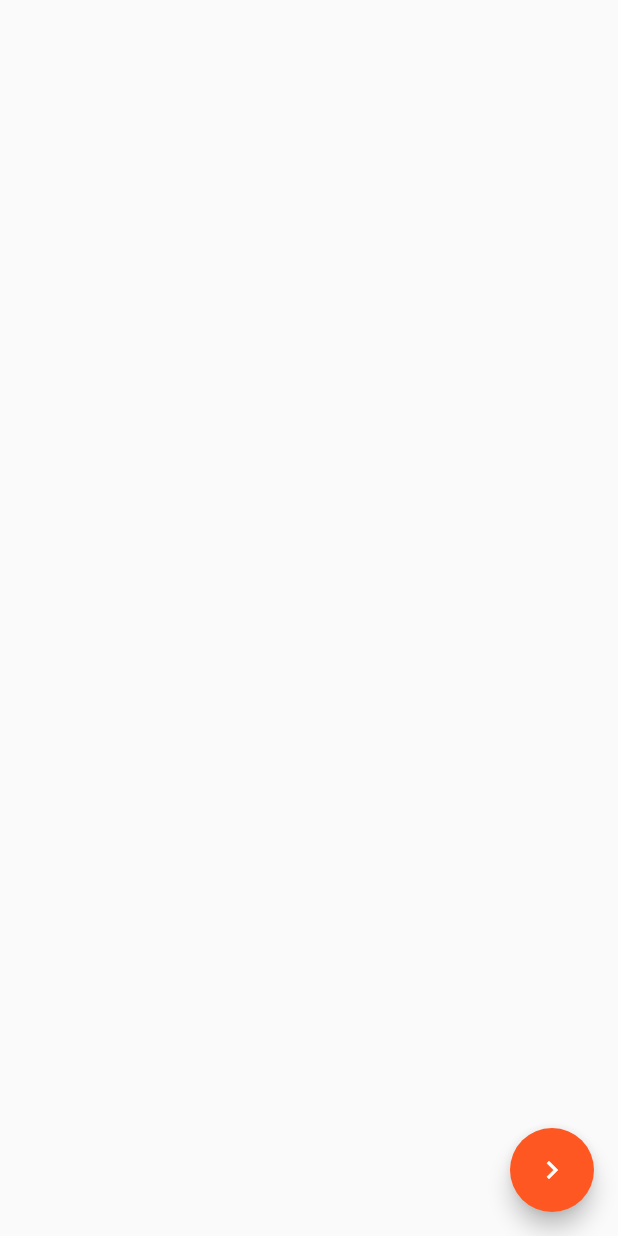
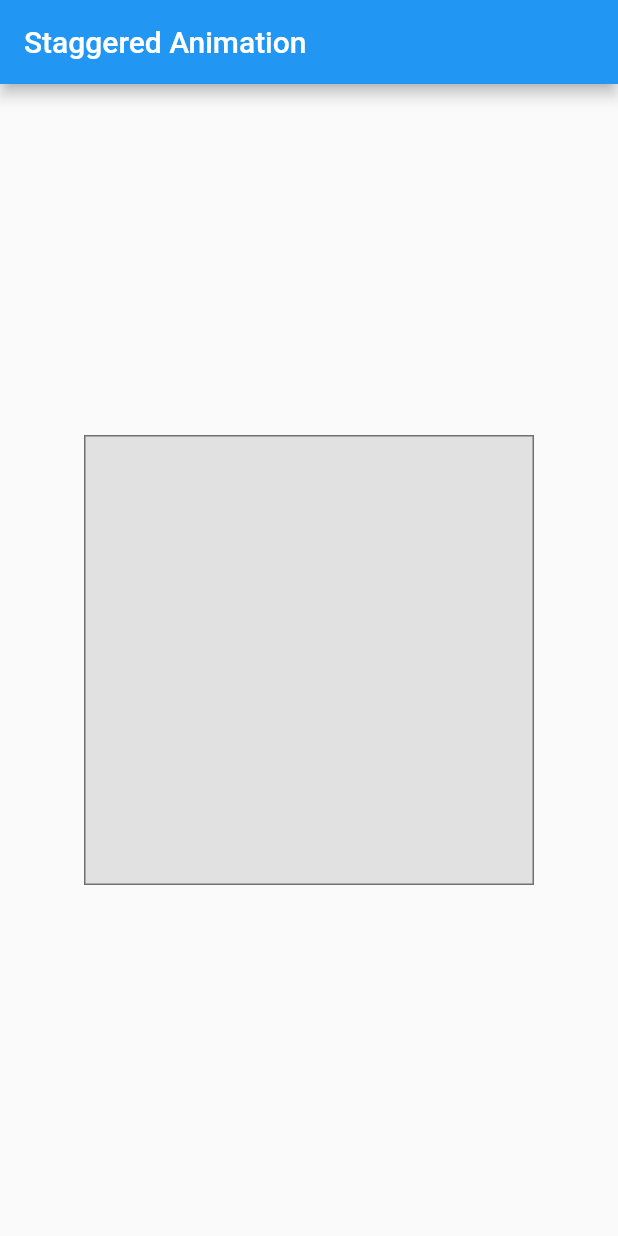
Before and after one commit to Daeon97/basic_animation, a Flutter app: the screen it shows after launch, on a phone screen of 412 x 824 dp. Run offline on Flutter 3.47's test engine with Material 2 defaults, Android fonts, the phone set to English and light mode, and no system bars.

Commit message:
Implemented staggered animation

```diff
--- a/lib/app.dart
+++ b/lib/app.dart
@@ -7,7 +7,7 @@ class App extends StatelessWidget {
   @override
   Widget build(BuildContext context) => MaterialApp(
         title: 'Custom Page Transitions',
-        home: const FirstScreen(),
+        home: const StaggerDemoScreen(),
         theme: ThemeData.light().copyWith(
           floatingActionButtonTheme: const FloatingActionButtonThemeData(
             backgroundColor: Colors.deepOrange,
--- a/lib/screens/first_screen.dart
+++ /dev/null
@@ -1,36 +0,0 @@
-import 'package:flutter/material.dart';
-import 'second_screen.dart';
-
-class FirstScreen extends StatefulWidget {
-  const FirstScreen({Key? key}) : super(key: key);
-
-  @override
-  State<FirstScreen> createState() => _FirstScreenState();
-}
-
-class _FirstScreenState extends State<FirstScreen> {
-  @override
-  Widget build(BuildContext context) {
-    return Scaffold(
-      floatingActionButton: FloatingActionButton(
-        onPressed: () {
-          Navigator.of(context).push(
-            PageRouteBuilder(
-              pageBuilder: (context, animation, secondaryAnimation) {
-                return SecondScreen(
-                  transitionAnimation: animation,
-                );
-              },
-              transitionDuration: const Duration(
-                seconds: 1,
-              ),
-            ),
-          );
-        },
-        child: const Icon(
-          Icons.keyboard_arrow_right,
-        ),
-      ),
-    );
-  }
-}
--- a/lib/screens/screens.dart
+++ b/lib/screens/screens.dart
@@ -1,2 +1 @@
-export 'first_screen.dart';
-export 'second_screen.dart';
+export 'stagger_demo_screen.dart';
--- /dev/null
+++ b/lib/screens/stagger_demo_screen.dart
@@ -0,0 +1,180 @@
+import 'package:flutter/material.dart';
+
+class StaggerDemoScreen extends StatefulWidget {
+  const StaggerDemoScreen({super.key});
+
+  @override
+  State<StaggerDemoScreen> createState() => _StaggerDemoScreenState();
+}
+
+class _StaggerDemoScreenState extends State<StaggerDemoScreen>
+    with TickerProviderStateMixin {
+  late AnimationController controller;
+  late Animation<double> opacity;
+  late Animation<double> width;
+  late Animation<double> height;
+  late Animation<EdgeInsets> padding;
+  late Animation<BorderRadius?> borderRadius;
+  late Animation<Color?> color;
+
+  @override
+  void initState() {
+    super.initState();
+
+    controller = AnimationController(
+      duration: const Duration(
+        milliseconds: 2000,
+      ),
+      vsync: this,
+    );
+
+    opacity = Tween<double>(
+      begin: 0.0,
+      end: 1.0,
+    ).animate(
+      CurvedAnimation(
+        parent: controller,
+        curve: const Interval(
+          0.0,
+          0.100,
+          curve: Curves.ease,
+        ),
+      ),
+    );
+    width = Tween<double>(
+      begin: 50.0,
+      end: 150.0,
+    ).animate(
+      CurvedAnimation(
+        parent: controller,
+        curve: const Interval(
+          0.125,
+          0.250,
+          curve: Curves.ease,
+        ),
+      ),
+    );
+    height = Tween<double>(
+      begin: 50.0,
+      end: 150.0,
+    ).animate(
+      CurvedAnimation(
+        parent: controller,
+        curve: const Interval(
+          0.250,
+          0.375,
+          curve: Curves.ease,
+        ),
+      ),
+    );
+    padding = EdgeInsetsTween(
+      begin: const EdgeInsets.only(bottom: 16.0),
+      end: const EdgeInsets.only(bottom: 75.0),
+    ).animate(
+      CurvedAnimation(
+        parent: controller,
+        curve: const Interval(
+          0.250,
+          0.375,
+          curve: Curves.ease,
+        ),
+      ),
+    );
+    borderRadius = BorderRadiusTween(
+      begin: BorderRadius.circular(4.0),
+      end: BorderRadius.circular(75.0),
+    ).animate(
+      CurvedAnimation(
+        parent: controller,
+        curve: const Interval(
+          0.375,
+          0.500,
+          curve: Curves.ease,
+        ),
+      ),
+    );
+    color = ColorTween(
+      begin: Colors.indigo[100],
+      end: Colors.orange[400],
+    ).animate(
+      CurvedAnimation(
+        parent: controller,
+        curve: const Interval(
+          0.500,
+          0.750,
+          curve: Curves.ease,
+        ),
+      ),
+    );
+  }
+
+  @override
+  void dispose() {
+    controller.dispose();
+    super.dispose();
+  }
+
+  @override
+  Widget build(BuildContext context) {
+    return Scaffold(
+      appBar: AppBar(
+        title: const Text('Staggered Animation'),
+      ),
+      body: GestureDetector(
+        behavior: HitTestBehavior.opaque,
+        onTap: () {
+          if (controller.status == AnimationStatus.dismissed) {
+            controller.forward();
+          } else if (controller.status == AnimationStatus.completed) {
+            controller.reverse();
+          }
+        },
+        child: Center(
+          child: Container(
+            width: 300.0,
+            height: 300.0,
+            decoration: BoxDecoration(
+              color: Colors.black.withOpacity(
+                0.1,
+              ),
+              border: Border.all(
+                color: Colors.black.withOpacity(
+                  0.5,
+                ),
+              ),
+            ),
+            child: AnimatedBuilder(
+              animation: controller,
+              builder: _buildAnimation,
+            ),
+          ),
+        ),
+      ),
+    );
+  }
+
+  Widget _buildAnimation(
+    BuildContext context,
+    Widget? child,
+  ) {
+    return Container(
+      padding: padding.value,
+      alignment: Alignment.bottomCenter,
+      child: Opacity(
+        opacity: opacity.value,
+        child: Container(
+          width: width.value,
+          height: height.value,
+          decoration: BoxDecoration(
+            color: color.value,
+            border: Border.all(
+              color: Colors.indigo[300]!,
+              width: 3.0,
+            ),
+            borderRadius: borderRadius.value,
+          ),
+        ),
+      ),
+    );
+  }
+}
```
Also changed, not shown: lib/screens/second_screen.dart (deleted, +0 -93 lines).
